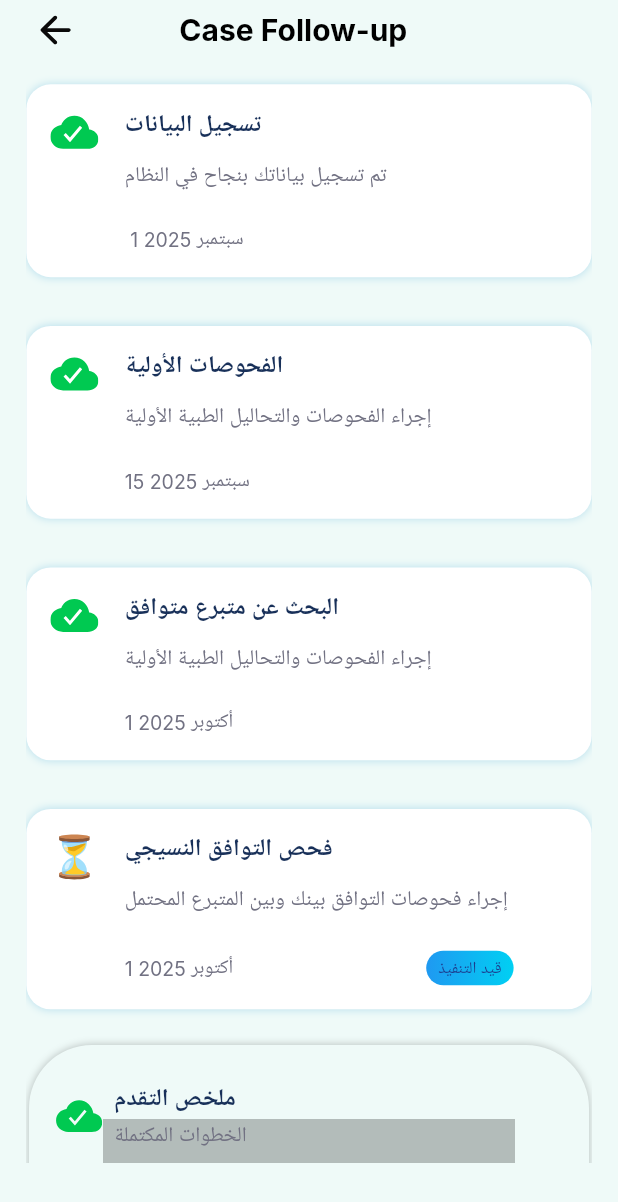
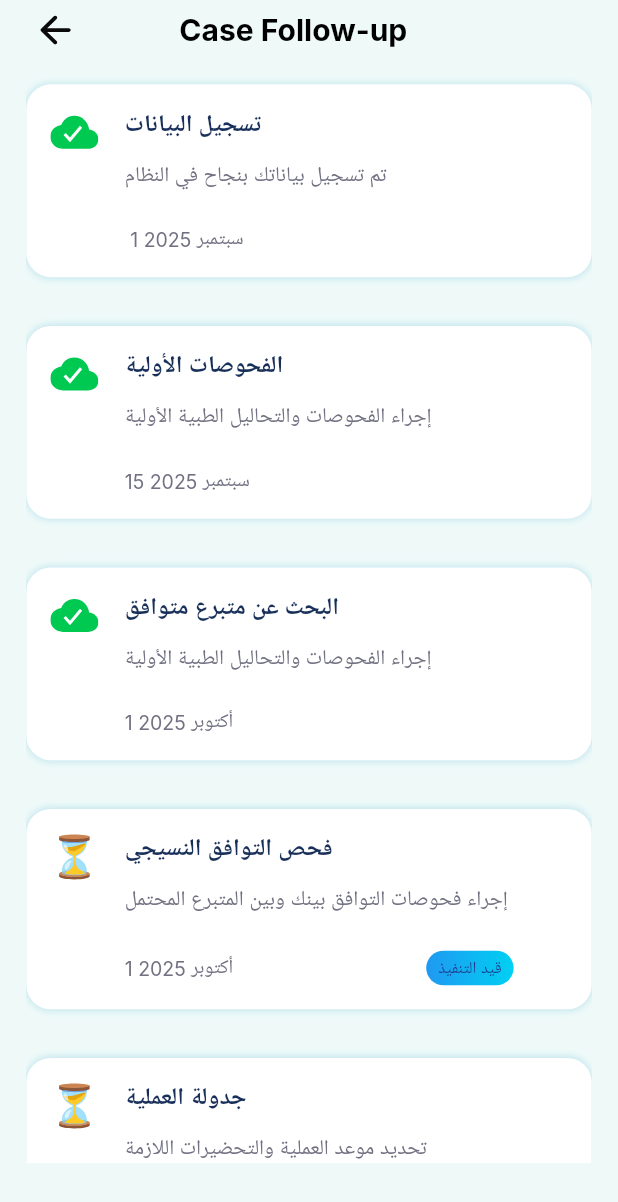
Before and after one commit to MarianAdly21/organ-link, a Flutter app: the screen it shows after launch, on a phone screen of 412 x 824 dp. Shown: the top 1202 px of the screen. Run offline on Flutter 3.47's test engine with Material 3 defaults, Android fonts, the light colour scheme and no system bars; our stand-ins replace cached_network_image, device_info_plus, dio, dropdown_button2, equatable, flutter_bloc and 10 more; Roboto replaces fonts that are missing (Inter); project files that could hold a hidden picture were left out.

Commit message:
Removed 'Next Steps' section and added it as a normal step

```diff
--- a/lib/features/user_flow/case_follow_up/screen/case_follow_up_screen.dart
+++ b/lib/features/user_flow/case_follow_up/screen/case_follow_up_screen.dart
@@ -7,6 +7,7 @@ import 'package:organ_link/_core/widgets/base_stateful_screen_widget.dart';
 import 'package:organ_link/features/user_flow/case_follow_up/widget/gradient_progress_bar.dart';
 import 'package:organ_link/features/user_flow/widget/base_body_scaffold.dart';
 import 'package:organ_link/features/user_flow/widget/notice_container.dart';
+import 'package:organ_link/features/widgets/app_buttons/app_button_with_gradient_colors.dart';
 import 'package:organ_link/features/widgets/container_with_shadow.dart';
 import 'package:organ_link/res/app_asset_paths.dart';
 import 'package:organ_link/res/app_colors.dart';
@@ -21,6 +22,7 @@ class CaseFollowUpScreen extends BaseStatefulScreenWidget {
 }
 
 class _CaseFollowUpScreenState extends BaseScreenState<CaseFollowUpScreen> {
+  bool isScheduling = false;
   @override
   Widget baseScreenBuild(BuildContext context) {
     return Scaffold(
@@ -62,8 +64,26 @@ class _CaseFollowUpScreenState extends BaseScreenState<CaseFollowUpScreen> {
             doneHistory: "1 أكتوبر 2025",
             isDone: false,
           ),
+
+          _stepCard(
+            title: "جدولة العملية",
+            subTitle: "تحديد موعد العملية والتحضيرات اللازمة",
+            doneHistory: "1 أكتوبر 2025",
+            isDone: false,
+          ),
+          _stepCard(
+            title: "إجراء عملية الزراعة",
+            subTitle: "تنفيذ العملية الجراحية",
+            doneHistory: "1 أكتوبر 2025",
+            isDone: isScheduling = false,
+          ),
           _progressSummaryCard(),
-          _nextStepsSection(),
+          isScheduling
+              ? AppButtonWithGradientColors(
+                  text: "Procedure Scheduling",
+                  onTap: () {},
+                )
+              : SizedBox.shrink(),
           SizedBox(height: 32.h),
           NoticeContainer(
             height: 95.h,
@@ -233,67 +253,67 @@ class _CaseFollowUpScreenState extends BaseScreenState<CaseFollowUpScreen> {
     );
   }
 
-  Widget _nextStepsSection() {
-    return Column(
-      crossAxisAlignment: CrossAxisAlignment.start,
-      children: [
-        Text("Next Steps", style: context.textTheme.bodyLarge),
-        SizedBox(height: 8.h),
-        _nextStepContainer(
-          onTap: () {},
-          title: "جدولة العملية",
-          subTitle: "تحديد موعد العملية والتحضيرات اللازمة",
-        ),
-        _nextStepContainer(
-          onTap: () {},
-          title: "إجراء عملية الزراعة",
-          subTitle: "تنفيذ العملية الجراحية",
-        ),
-      ],
-    );
-  }
+  // Widget _nextStepsSection() {
+  //   return Column(
+  //     crossAxisAlignment: CrossAxisAlignment.start,
+  //     children: [
+  //       Text("Next Steps", style: context.textTheme.bodyLarge),
+  //       SizedBox(height: 8.h),
+  //       _nextStepContainer(
+  //         onTap: () {},
+  //         title: "جدولة العملية",
+  //         subTitle: "تحديد موعد العملية والتحضيرات اللازمة",
+  //       ),
+  //       _nextStepContainer(
+  //         onTap: () {},
+  //         title: "إجراء عملية الزراعة",
+  //         subTitle: "تنفيذ العملية الجراحية",
+  //       ),
+  //     ],
+  //   );
+  // }
 
-  Widget _nextStepContainer({
-    required void Function()? onTap,
-    required String title,
-    required String subTitle,
-  }) {
-    return Padding(
-      padding: const EdgeInsets.symmetric(horizontal: 2),
-      child: ContainerWithShadow(
-        padding: EdgeInsets.symmetric(vertical: 8.h),
-        child: Padding(
-          padding: const EdgeInsets.symmetric(vertical: 16, horizontal: 16),
-          child: Row(
-            mainAxisAlignment: MainAxisAlignment.spaceBetween,
-            children: [
-              Column(
-                crossAxisAlignment: CrossAxisAlignment.start,
-                children: [
-                  Text(
-                    title,
-                    style: context.textTheme.bodyMedium!.copyWith(
-                      fontWeight: FontWeight.w600,
-                    ),
-                  ),
-                  SizedBox(height: 13.h),
-                  Text(
-                    subTitle,
-                    style: context.textTheme.labelMedium!.copyWith(
-                      color: AppColors.grayText,
-                      fontWeight: FontWeight.w400,
-                    ),
-                  ),
-                ],
-              ),
-              GestureDetector(
-                onTap: onTap,
-                child: SvgPicture.asset(AppAssetPaths.nextIconIcon),
-              ),
-            ],
-          ),
-        ),
-      ),
-    );
-  }
+  // Widget _nextStepContainer({
+  //   required void Function()? onTap,
+  //   required String title,
+  //   required String subTitle,
+  // }) {
+  //   return Padding(
+  //     padding: const EdgeInsets.symmetric(horizontal: 2),
+  //     child: ContainerWithShadow(
+  //       padding: EdgeInsets.symmetric(vertical: 8.h),
+  //       child: Padding(
+  //         padding: const EdgeInsets.symmetric(vertical: 16, horizontal: 16),
+  //         child: Row(
+  //           mainAxisAlignment: MainAxisAlignment.spaceBetween,
+  //           children: [
+  //             Column(
+  //               crossAxisAlignment: CrossAxisAlignment.start,
+  //               children: [
+  //                 Text(
+  //                   title,
+  //                   style: context.textTheme.bodyMedium!.copyWith(
+  //                     fontWeight: FontWeight.w600,
+  //                   ),
+  //                 ),
+  //                 SizedBox(height: 13.h),
+  //                 Text(
+  //                   subTitle,
+  //                   style: context.textTheme.labelMedium!.copyWith(
+  //                     color: AppColors.grayText,
+  //                     fontWeight: FontWeight.w400,
+  //                   ),
+  //                 ),
+  //               ],
+  //             ),
+  //             GestureDetector(
+  //               onTap: onTap,
+  //               child: SvgPicture.asset(AppAssetPaths.nextIconIcon),
+  //             ),
+  //           ],
+  //         ),
+  //       ),
+  //     ),
+  //   );
+  // }
 }
```
